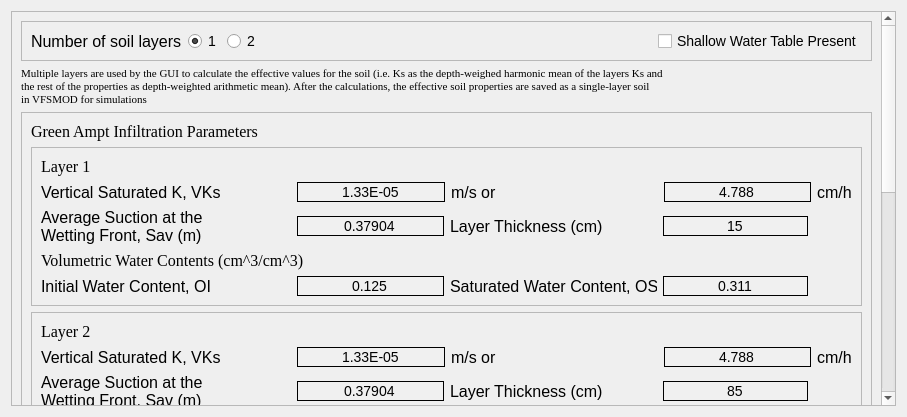
First picture: the form in Source_code/ui/infiltration_soil_properties.ui, repository Inigobarbe/VFSMOD-GUI, before the edit.
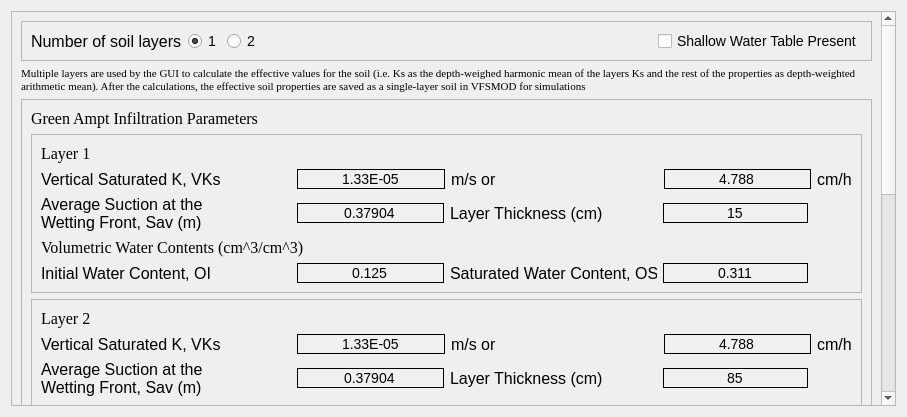
Second picture: the form after the edit.

What changed in the file:
```diff
--- a/Source_code/ui/infiltration_soil_properties.ui
+++ b/Source_code/ui/infiltration_soil_properties.ui
@@ -126,7 +126,7 @@
       <property name="geometry">
        <rect>
         <x>0</x>
-        <y>-482</y>
+        <y>0</y>
         <width>870</width>
         <height>879</height>
        </rect>
@@ -1174,9 +1174,10 @@
 </string>
          </property>
          <property name="text">
-          <string>Multiple layers are used by the GUI to calculate the effective values for the soil (i.e. Ks as the depth-weighed harmonic mean of the layers Ks and
-the rest of the properties as depth-weighted arithmetic mean). After the calculations, the effective soil properties are saved as a single-layer soil
-in VFSMOD for simulations</string>
+          <string>Multiple layers are used by the GUI to calculate the effective values for the soil (i.e. Ks as the depth-weighed harmonic mean of the layers Ks and the rest of the properties as depth-weighted arithmetic mean). After the calculations, the effective soil properties are saved as a single-layer soil in VFSMOD for simulations</string>
+         </property>
+         <property name="wordWrap">
+          <bool>true</bool>
          </property>
         </widget>
        </item>
```
